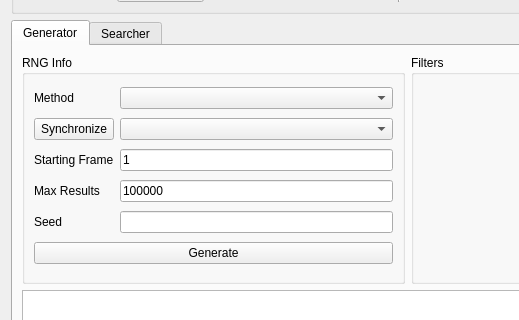
Admiral-Fish/PokeFinder, file Forms/Gen5/Stationary5.ui: the form before one commit; both pictures show x 0 to 519 and y 88 to 408 of the 1200 by 700 pixel window.
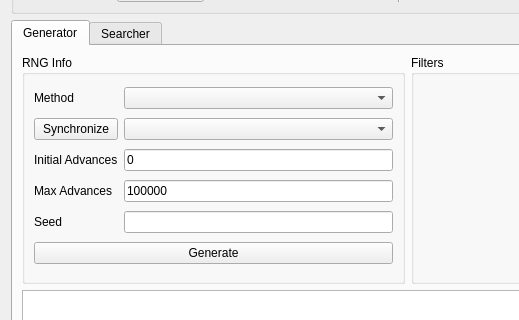
The form after the commit. Custom widgets are drawn as their Qt base class.

Commit message: Rename frame to advance, and start from advance 0 (closes #108) (#113)

```diff
--- a/Forms/Gen5/Stationary5.ui
+++ b/Forms/Gen5/Stationary5.ui
@@ -272,14 +272,14 @@
           <item row="2" column="0">
            <widget class="QLabel" name="labelGeneratorStartingFrame">
             <property name="text">
-             <string>Starting Frame</string>
+             <string>Initial Advances</string>
             </property>
            </widget>
           </item>
           <item row="3" column="0">
            <widget class="QLabel" name="labelGeneratorMaxResults">
             <property name="text">
-             <string>Max Results</string>
+             <string>Max Advances</string>
             </property>
            </widget>
           </item>
@@ -289,7 +289,7 @@
              <string/>
             </property>
             <property name="text">
-             <string notr="true">1</string>
+             <string notr="true">0</string>
             </property>
             <property name="maxLength">
              <number>10</number>
```
Left out of the diff: 30 changed lines with no effect on the pictures. The commit also changes 271 other files.
